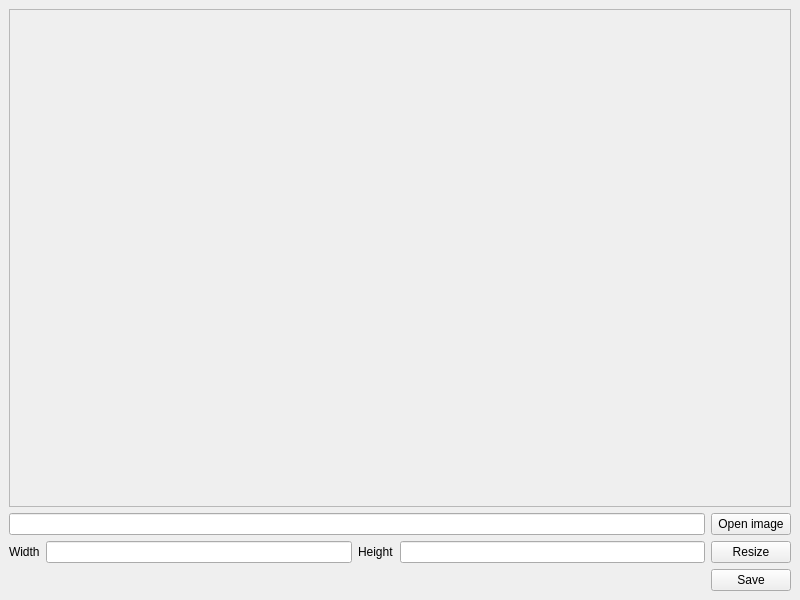
leo123nunes/python-pyqt5-qtdesigner_imageresizer, file qt_designer/imageresizer_interface.ui: the form before one commit.
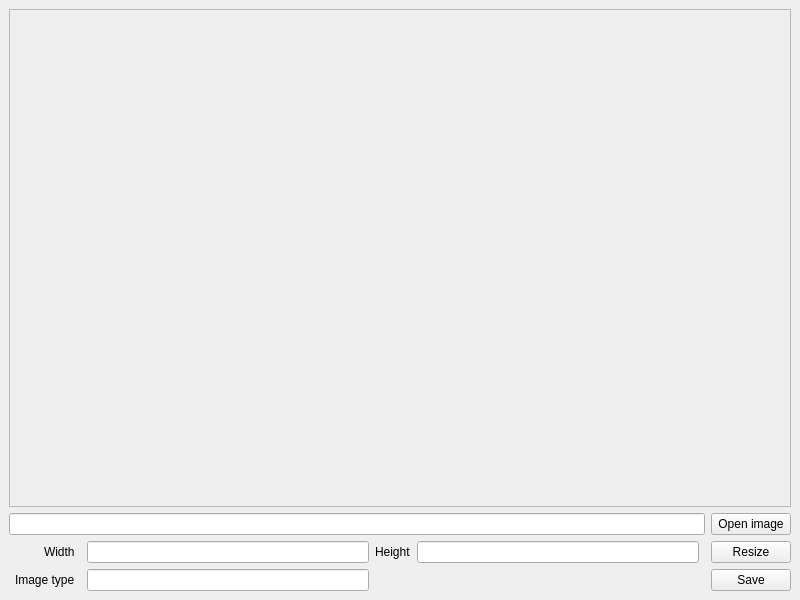
The form after the commit.

Commit message: coding the app

```diff
--- a/qt_designer/imageresizer_interface.ui
+++ b/qt_designer/imageresizer_interface.ui
@@ -15,51 +15,38 @@
   </property>
   <widget class="QWidget" name="centralwidget">
    <layout class="QGridLayout" name="gridLayout">
-    <item row="2" column="2">
-     <widget class="QLabel" name="label_2">
+    <item row="5" column="7">
+     <widget class="QPushButton" name="btn_save">
       <property name="text">
-       <string>Height</string>
+       <string>Save</string>
       </property>
      </widget>
     </item>
-    <item row="1" column="0" colspan="4">
-     <widget class="QLineEdit" name="linedit_image_path"/>
+    <item row="5" column="3">
+     <widget class="QLineEdit" name="linedit_image_type">
+      <property name="sizePolicy">
+       <sizepolicy hsizetype="Expanding" vsizetype="Fixed">
+        <horstretch>0</horstretch>
+        <verstretch>0</verstretch>
+       </sizepolicy>
+      </property>
+     </widget>
     </item>
-    <item row="1" column="4">
+    <item row="5" column="1">
+     <widget class="QLabel" name="label_image_type">
+      <property name="text">
+       <string>Image type</string>
+      </property>
+     </widget>
+    </item>
+    <item row="1" column="7">
      <widget class="QPushButton" name="btn_open_image">
       <property name="text">
        <string>Open image</string>
       </property>
      </widget>
     </item>
-    <item row="2" column="0">
-     <widget class="QLabel" name="label">
-      <property name="text">
-       <string>Width</string>
-      </property>
-     </widget>
-    </item>
-    <item row="2" column="3">
-     <widget class="QLineEdit" name="linedit_image_height"/>
-    </item>
-    <item row="2" column="1">
-     <widget class="QLineEdit" name="linedit_image_width">
-      <property name="enabled">
-       <bool>true</bool>
-      </property>
-      <property name="maxLength">
-       <number>32725</number>
-      </property>
-     </widget>
-    </item>
-    <item row="2" column="4">
-     <widget class="QPushButton" name="btn_resize">
-      <property name="text">
-       <string>Resize</string>
-      </property>
-     </widget>
-    </item>
-    <item row="0" column="0" colspan="5">
+    <item row="0" column="0" colspan="8">
      <widget class="QScrollArea" name="scrollArea">
       <property name="widgetResizable">
        <bool>true</bool>
@@ -85,10 +72,56 @@
       </widget>
      </widget>
     </item>
-    <item row="3" column="4">
-     <widget class="QPushButton" name="btn_save">
+    <item row="4" column="4">
+     <widget class="QLabel" name="label_image_height">
+      <property name="enabled">
+       <bool>true</bool>
+      </property>
       <property name="text">
-       <string>Save</string>
+       <string>Height</string>
+      </property>
+     </widget>
+    </item>
+    <item row="4" column="7">
+     <widget class="QPushButton" name="btn_resize">
+      <property name="text">
+       <string>Resize</string>
+      </property>
+     </widget>
+    </item>
+    <item row="4" column="1" alignment="Qt::AlignRight">
+     <widget class="QLabel" name="label_image_width">
+      <property name="text">
+       <string>Width</string>
+      </property>
+     </widget>
+    </item>
+    <item row="1" column="0" colspan="7">
+     <widget class="QLineEdit" name="linedit_image_path"/>
+    </item>
+    <item row="4" column="5">
+     <widget class="QLineEdit" name="linedit_image_height">
+      <property name="sizePolicy">
+       <sizepolicy hsizetype="Expanding" vsizetype="Fixed">
+        <horstretch>0</horstretch>
+        <verstretch>0</verstretch>
+       </sizepolicy>
+      </property>
+     </widget>
+    </item>
+    <item row="4" column="3">
+     <widget class="QLineEdit" name="linedit_image_width">
+      <property name="enabled">
+       <bool>true</bool>
+      </property>
+      <property name="sizePolicy">
+       <sizepolicy hsizetype="Minimum" vsizetype="Fixed">
+        <horstretch>0</horstretch>
+        <verstretch>0</verstretch>
+       </sizepolicy>
+      </property>
+      <property name="maxLength">
+       <number>32725</number>
       </property>
      </widget>
     </item>
```
The commit also changes 2 other files.
